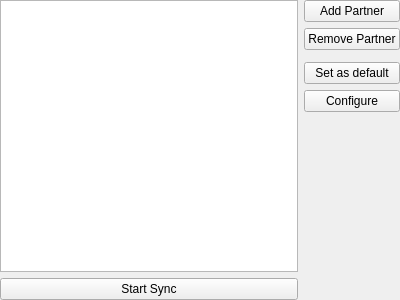
Old version of the form app/src/gui/widgets/profilelistwidget.ui in the repository saschpe/synkevo.
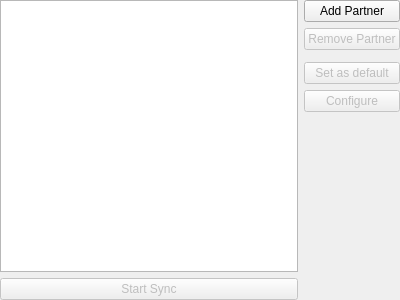
New version of the form. Custom widgets are drawn as their Qt base class.

Commit message: Disabled most buttons by default, named configure button.

What changed in the file:
```diff
--- a/app/src/gui/widgets/profilelistwidget.ui
+++ b/app/src/gui/widgets/profilelistwidget.ui
@@ -29,6 +29,9 @@
    </item>
    <item row="1" column="4">
     <widget class="KPushButton" name="removePartnerButton">
+     <property name="enabled">
+      <bool>false</bool>
+     </property>
      <property name="text">
       <string>Remove Partner</string>
      </property>
@@ -36,6 +39,9 @@
    </item>
    <item row="3" column="4">
     <widget class="KPushButton" name="setAsDefaultButton">
+     <property name="enabled">
+      <bool>false</bool>
+     </property>
      <property name="text">
       <string>Set as default</string>
      </property>
@@ -43,6 +49,9 @@
    </item>
    <item row="6" column="0" colspan="4">
     <widget class="KPushButton" name="startStopButton">
+     <property name="enabled">
+      <bool>false</bool>
+     </property>
      <property name="text">
       <string>Start Sync</string>
      </property>
@@ -62,7 +71,10 @@
     </spacer>
    </item>
    <item row="4" column="4">
-    <widget class="KPushButton" name="kpushbutton">
+    <widget class="KPushButton" name="configureButton">
+     <property name="enabled">
+      <bool>false</bool>
+     </property>
      <property name="text">
       <string>Configure</string>
      </property>
```
